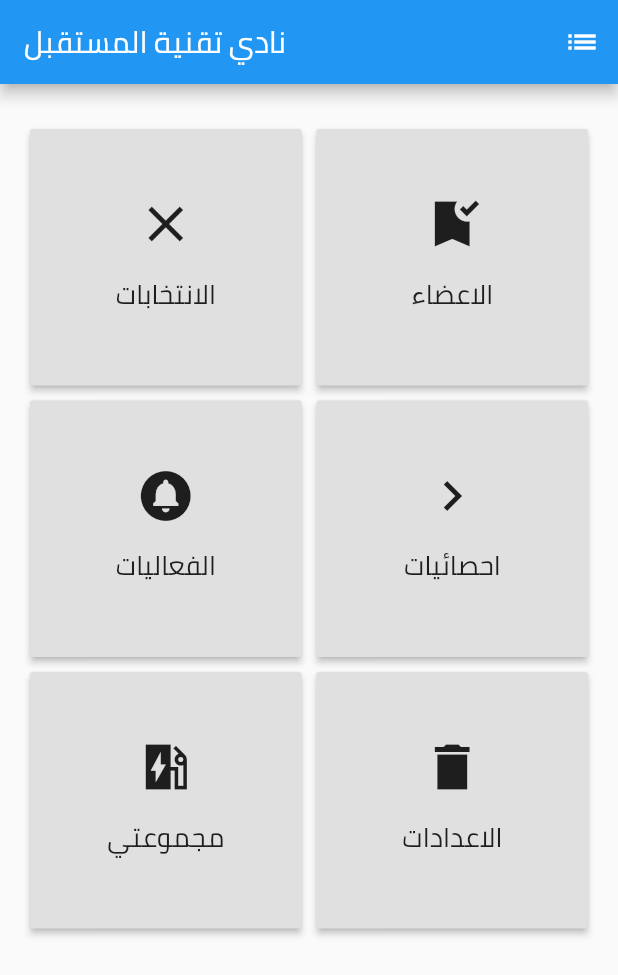
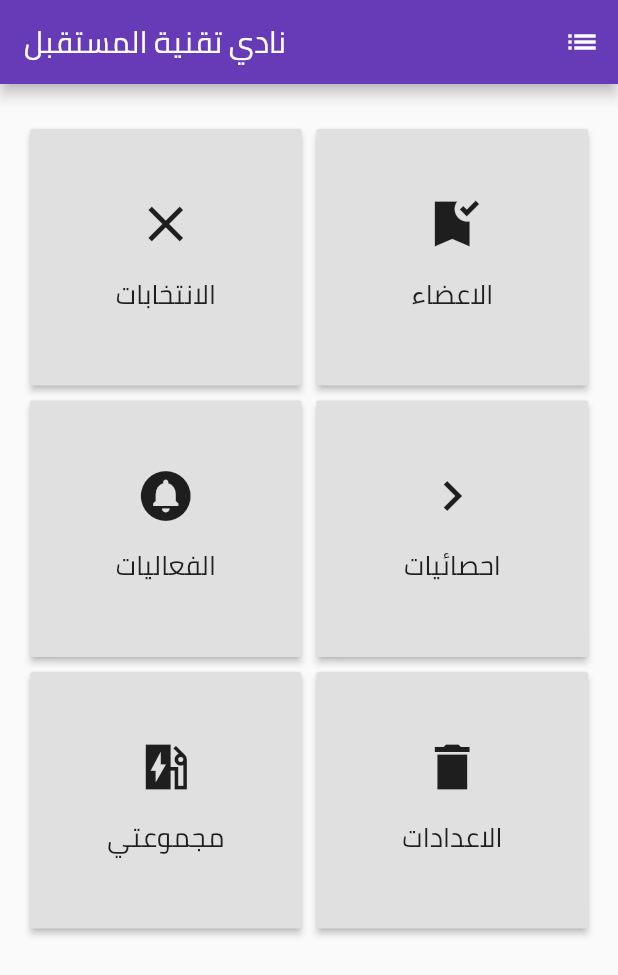
Before and after one commit to WadhahEssam/ftc_flutter_hackathon, a Flutter app: the screen it shows after launch, on a phone screen of 412 x 824 dp. Shown: the top 975 px of the screen. Run offline on Flutter 3.47's test engine with Material 2 defaults, Android fonts, the phone set to English and light mode, and no system bars.

Commit message:
chinging the theme color

```diff
--- a/lib/main.dart
+++ b/lib/main.dart
@@ -8,8 +8,9 @@ class MyApp extends StatelessWidget {
   Widget build(BuildContext context) {
     return MaterialApp(
       title: 'Flutter Demo',
-      theme: ThemeData(fontFamily: 'Cairo'),
+      theme: ThemeData(fontFamily: 'Cairo', primarySwatch: Colors.deepPurple),
       home: HomePage(),
+      debugShowCheckedModeBanner: false,
     );
   }
 }
@@ -69,7 +70,6 @@ class HomePageState extends State<HomePage> {
   void _goToPage(index) {
     print(index);
   }
-
 
 }
 
```
